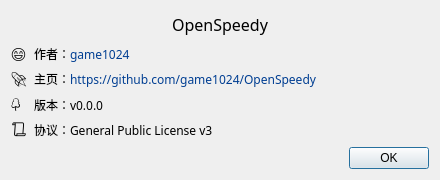
First picture: the form in aboutdialog.ui, repository zxlhhyccc/OpenSpeedy, before the edit.
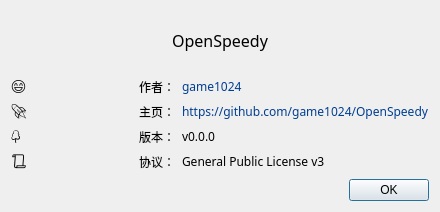
Second picture: the form after the edit.

```diff
--- a/aboutdialog.ui
+++ b/aboutdialog.ui
@@ -10,11 +10,11 @@
     <x>0</x>
     <y>0</y>
     <width>440</width>
-    <height>180</height>
+    <height>212</height>
    </rect>
   </property>
   <property name="sizePolicy">
-   <sizepolicy hsizetype="Preferred" vsizetype="Preferred">
+   <sizepolicy hsizetype="Maximum" vsizetype="Preferred">
     <horstretch>0</horstretch>
     <verstretch>0</verstretch>
    </sizepolicy>
@@ -61,12 +61,45 @@
     </widget>
    </item>
    <item>
-    <layout class="QFormLayout" name="formLayout">
+    <layout class="QGridLayout" name="gridLayout">
      <property name="verticalSpacing">
       <number>4</number>
      </property>
+     <item row="2" column="1">
+      <widget class="QLabel" name="label_3">
+       <property name="sizePolicy">
+        <sizepolicy hsizetype="Minimum" vsizetype="Preferred">
+         <horstretch>0</horstretch>
+         <verstretch>0</verstretch>
+        </sizepolicy>
+       </property>
+       <property name="font">
+        <font>
+         <family>微软雅黑</family>
+        </font>
+       </property>
+       <property name="text">
+        <string>版本：</string>
+       </property>
+       <property name="scaledContents">
+        <bool>false</bool>
+       </property>
+       <property name="alignment">
+        <set>Qt::AlignRight|Qt::AlignTrailing|Qt::AlignVCenter</set>
+       </property>
+       <property name="wordWrap">
+        <bool>true</bool>
+       </property>
+      </widget>
+     </item>
      <item row="0" column="0">
       <widget class="QLabel" name="authorIcon">
+       <property name="sizePolicy">
+        <sizepolicy hsizetype="Maximum" vsizetype="Preferred">
+         <horstretch>0</horstretch>
+         <verstretch>0</verstretch>
+        </sizepolicy>
+       </property>
        <property name="font">
         <font>
          <family>Segoe UI Emoji</family>
@@ -79,22 +112,71 @@
       </widget>
      </item>
      <item row="0" column="1">
-      <widget class="QLabel" name="authorContent">
+      <widget class="QLabel" name="label">
+       <property name="sizePolicy">
+        <sizepolicy hsizetype="Minimum" vsizetype="Preferred">
+         <horstretch>0</horstretch>
+         <verstretch>0</verstretch>
+        </sizepolicy>
+       </property>
        <property name="font">
         <font>
          <family>微软雅黑</family>
         </font>
        </property>
        <property name="text">
-        <string>&lt;html&gt;&lt;head/&gt;&lt;body&gt;&lt;p&gt;作者：&lt;a href=&quot;https://github.com/game1024&quot;&gt;&lt;span style=&quot; text-decoration: none; color:#003e92;&quot;&gt;game1024&lt;/span&gt;&lt;/a&gt;&lt;/p&gt;&lt;/body&gt;&lt;/html&gt;</string>
+        <string>作者：</string>
        </property>
-       <property name="openExternalLinks">
+       <property name="scaledContents">
+        <bool>false</bool>
+       </property>
+       <property name="alignment">
+        <set>Qt::AlignRight|Qt::AlignTrailing|Qt::AlignVCenter</set>
+       </property>
+       <property name="wordWrap">
         <bool>true</bool>
        </property>
       </widget>
      </item>
+     <item row="3" column="0">
+      <widget class="QLabel" name="licenseIcon">
+       <property name="sizePolicy">
+        <sizepolicy hsizetype="Maximum" vsizetype="Preferred">
+         <horstretch>0</horstretch>
+         <verstretch>0</verstretch>
+        </sizepolicy>
+       </property>
+       <property name="font">
+        <font>
+         <family>Segoe UI Emoji</family>
+         <pointsize>12</pointsize>
+        </font>
+       </property>
+       <property name="text">
+        <string>📜</string>
+       </property>
+      </widget>
+     </item>
+     <item row="3" column="2">
+      <widget class="QLabel" name="licenseContent">
+       <property name="font">
+        <font>
+         <family>微软雅黑</family>
+        </font>
+       </property>
+       <property name="text">
+        <string>General Public License v3</string>
+       </property>
+      </widget>
+     </item>
      <item row="1" column="0">
       <widget class="QLabel" name="homeIcon">
+       <property name="sizePolicy">
+        <sizepolicy hsizetype="Maximum" vsizetype="Preferred">
+         <horstretch>0</horstretch>
+         <verstretch>0</verstretch>
+        </sizepolicy>
+       </property>
        <property name="font">
         <font>
          <family>Segoe UI Emoji</family>
@@ -106,15 +188,15 @@
        </property>
       </widget>
      </item>
-     <item row="1" column="1">
-      <widget class="QLabel" name="homeContent">
+     <item row="0" column="2">
+      <widget class="QLabel" name="authorContent">
        <property name="font">
         <font>
          <family>微软雅黑</family>
         </font>
        </property>
        <property name="text">
-        <string>&lt;html&gt;&lt;head/&gt;&lt;body&gt;&lt;p&gt;主页：&lt;a href=&quot;https://github.com/game1024/OpenSpeedy&quot;&gt;&lt;span style=&quot; text-decoration: none; color:#003e92;&quot;&gt;https://github.com/game1024/OpenSpeedy&lt;/span&gt;&lt;/a&gt;&lt;/p&gt;&lt;/body&gt;&lt;/html&gt;</string>
+        <string>&lt;html&gt;&lt;head/&gt;&lt;body&gt;&lt;p&gt;&lt;a href=&quot;https://github.com/game1024&quot;&gt;&lt;span style=&quot; text-decoration: none; color:#003e92;&quot;&gt;game1024&lt;/span&gt;&lt;/a&gt;&lt;/p&gt;&lt;/body&gt;&lt;/html&gt;</string>
        </property>
        <property name="openExternalLinks">
         <bool>true</bool>
@@ -123,6 +205,12 @@
      </item>
      <item row="2" column="0">
       <widget class="QLabel" name="versionIcon">
+       <property name="sizePolicy">
+        <sizepolicy hsizetype="Maximum" vsizetype="Preferred">
+         <horstretch>0</horstretch>
+         <verstretch>0</verstretch>
+        </sizepolicy>
+       </property>
        <property name="font">
         <font>
          <family>Segoe UI Emoji</family>
@@ -134,7 +222,22 @@
        </property>
       </widget>
      </item>
-     <item row="2" column="1">
+     <item row="1" column="2">
+      <widget class="QLabel" name="homeContent">
+       <property name="font">
+        <font>
+         <family>微软雅黑</family>
+        </font>
+       </property>
+       <property name="text">
+        <string>&lt;html&gt;&lt;head/&gt;&lt;body&gt;&lt;p&gt;&lt;a href=&quot;https://github.com/game1024/OpenSpeedy&quot;&gt;&lt;span style=&quot; text-decoration: none; color:#003e92;&quot;&gt;https://github.com/game1024/OpenSpeedy&lt;/span&gt;&lt;/a&gt;&lt;/p&gt;&lt;/body&gt;&lt;/html&gt;</string>
+       </property>
+       <property name="openExternalLinks">
+        <bool>true</bool>
+       </property>
+      </widget>
+     </item>
+     <item row="2" column="2">
       <widget class="QLabel" name="versionContent">
        <property name="font">
         <font>
@@ -142,32 +245,61 @@
         </font>
        </property>
        <property name="text">
-        <string>版本：v0.0.0</string>
-       </property>
-      </widget>
-     </item>
-     <item row="3" column="0">
-      <widget class="QLabel" name="licenseIcon">
-       <property name="font">
-        <font>
-         <family>Segoe UI Emoji</family>
-         <pointsize>12</pointsize>
-        </font>
-       </property>
-       <property name="text">
-        <string>📜</string>
+        <string>v0.0.0</string>
        </property>
       </widget>
      </item>
      <item row="3" column="1">
-      <widget class="QLabel" name="licenseContent">
+      <widget class="QLabel" name="label_4">
+       <property name="sizePolicy">
+        <sizepolicy hsizetype="Minimum" vsizetype="Preferred">
+         <horstretch>0</horstretch>
+         <verstretch>0</verstretch>
+        </sizepolicy>
+       </property>
        <property name="font">
         <font>
          <family>微软雅黑</family>
         </font>
        </property>
        <property name="text">
-        <string>协议：General Public License v3</string>
+        <string>协议：</string>
+       </property>
+       <property name="scaledContents">
+        <bool>false</bool>
+       </property>
+       <property name="alignment">
+        <set>Qt::AlignRight|Qt::AlignTrailing|Qt::AlignVCenter</set>
+       </property>
+       <property name="wordWrap">
+        <bool>true</bool>
+       </property>
+      </widget>
+     </item>
+     <item row="1" column="1">
+      <widget class="QLabel" name="label_2">
+       <property name="sizePolicy">
+        <sizepolicy hsizetype="Minimum" vsizetype="Preferred">
+         <horstretch>0</horstretch>
+         <verstretch>0</verstretch>
+        </sizepolicy>
+       </property>
+       <property name="font">
+        <font>
+         <family>微软雅黑</family>
+        </font>
+       </property>
+       <property name="text">
+        <string>主页：</string>
+       </property>
+       <property name="scaledContents">
+        <bool>false</bool>
+       </property>
+       <property name="alignment">
+        <set>Qt::AlignRight|Qt::AlignTrailing|Qt::AlignVCenter</set>
+       </property>
+       <property name="wordWrap">
+        <bool>true</bool>
        </property>
       </widget>
      </item>
```
